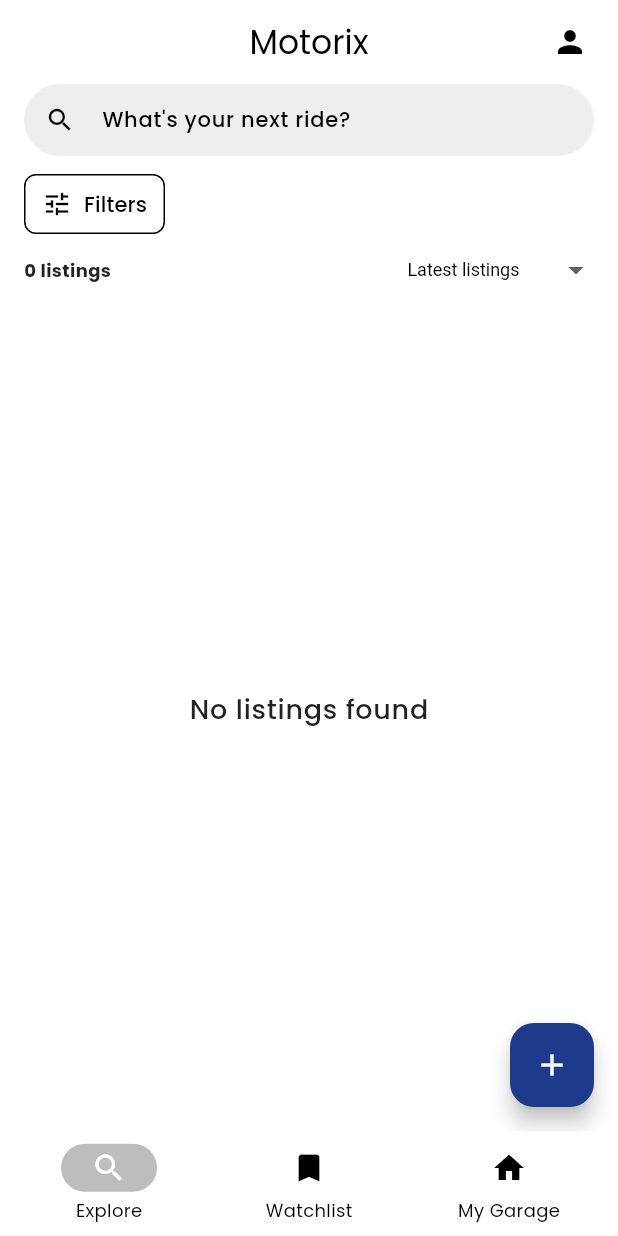
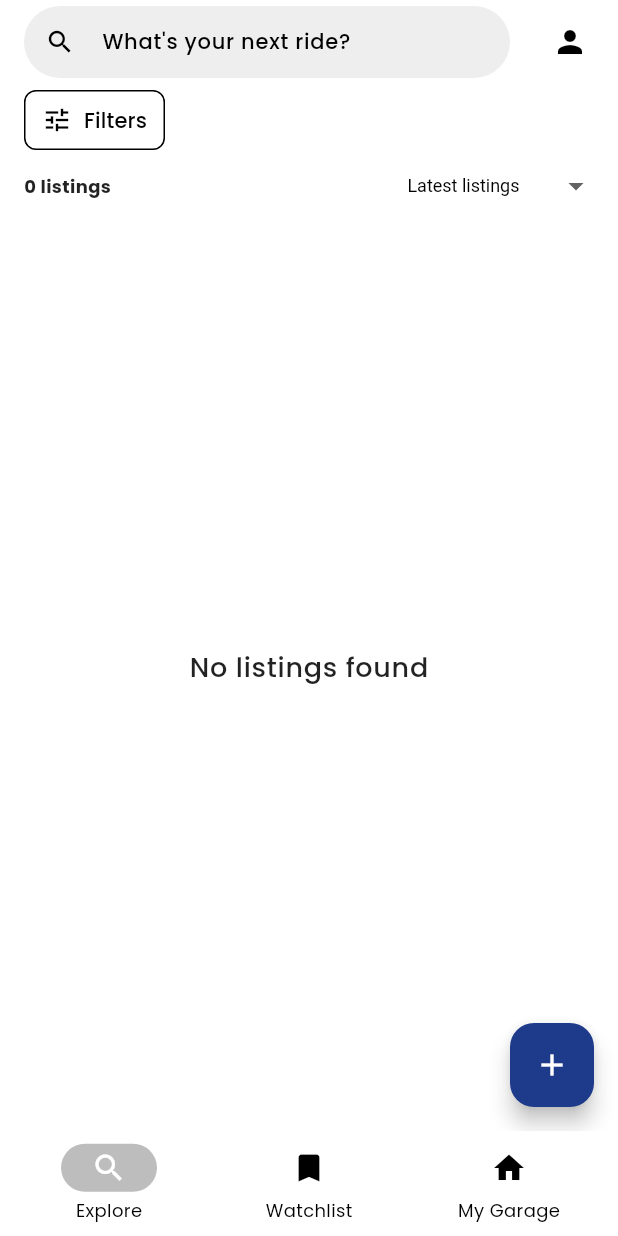
Before and after one commit to joengelena/aurae-beauty-app, a Flutter app: the screen it shows after launch, on a phone screen of 412 x 824 dp. Run offline on Flutter 3.47's test engine with Material 3 defaults, Android fonts, the phone set to English and light mode, and no system bars; our stand-ins replace flutter_secure_storage, go_router, image_picker, smooth_page_indicator; missing offline and left inert: fetch_client; accounts and stored records are empty; network calls fail.

Commit message:
Update the search bar to be in the app bar

```diff
--- a/lib/presentation/pages/listings_page.dart
+++ b/lib/presentation/pages/listings_page.dart
@@ -1,7 +1,7 @@
 import 'package:flutter/material.dart';
 import 'package:go_router/go_router.dart';
 import 'package:motorix_app/presentation/widgets/listing/infinite_grid.dart';
-import 'package:motorix_app/presentation/widgets/listing/search_and_filter_bar.dart';
+import 'package:motorix_app/presentation/widgets/listing/filters_and_sort_bar.dart';
 
 class ListingsPage extends StatelessWidget {
   const ListingsPage({super.key});
@@ -11,7 +11,10 @@ class ListingsPage extends StatelessWidget {
     return Stack(
       children: [
         Column(
-          children: [SearchAndFiltersBar(), Expanded(child: InfiniteGrid())],
+          children: [
+            const FiltersAndSortBar(),
+            const Expanded(child: InfiniteGrid()),
+          ],
         ),
         Positioned(
           right: 16,
@@ -19,7 +22,7 @@ class ListingsPage extends StatelessWidget {
           child: FloatingActionButton(
             onPressed: () => context.go('/listings/post'),
             backgroundColor: Theme.of(context).colorScheme.secondary,
-            child: Icon(Icons.add),
+            child: const Icon(Icons.add),
           ),
         ),
       ],
--- a/lib/presentation/widgets/listing/filter_bar.dart
+++ b/lib/presentation/widgets/listing/filter_bar.dart
@@ -4,7 +4,7 @@ import 'package:motorix_app/logic/listings_provider.dart';
 import 'package:provider/provider.dart';
 
 class FilterBar extends StatelessWidget {
-  final Map<String, String> filterNames = {
+  static const _filterNames = {
     'make': 'Make',
     'location': 'Location',
     'vehicle_condition': 'Condition',
@@ -15,7 +15,7 @@ class FilterBar extends StatelessWidget {
     'cylinders': 'Cylinders',
   };
 
-  FilterBar({super.key});
+  const FilterBar({super.key});
 
   Widget selectedFilter(
     BuildContext context,
@@ -36,7 +36,7 @@ class FilterBar extends StatelessWidget {
         backgroundColor: WidgetStateProperty.all(
           Theme.of(context).colorScheme.secondary,
         ),
-        padding: WidgetStateProperty.all(
+        padding: const WidgetStatePropertyAll(
           EdgeInsets.symmetric(horizontal: 12, vertical: 8),
         ),
       ),
@@ -44,8 +44,8 @@ class FilterBar extends StatelessWidget {
         mainAxisSize: MainAxisSize.min,
         children: [
           Text(filterValue),
-          SizedBox(width: 8),
-          Icon(Icons.close, size: 16),
+          const SizedBox(width: 8),
+          const Icon(Icons.close, size: 16),
         ],
       ),
     );
@@ -99,7 +99,7 @@ class FilterBar extends StatelessWidget {
                                 Expanded(
                                   flex: 2,
                                   child: Text(
-                                    filterNames[attributeOption.name] ??
+                                    _filterNames[attributeOption.name] ??
                                         attributeOption.name,
                                     style: TextStyle(
                                       fontSize: 16,
@@ -202,7 +202,7 @@ class FilterBar extends StatelessWidget {
 
     return SingleChildScrollView(
       scrollDirection: Axis.horizontal,
-      padding: EdgeInsets.symmetric(horizontal: 16),
+      padding: const EdgeInsets.symmetric(horizontal: 16),
       child: Row(
         spacing: 8,
         children: [
@@ -222,10 +222,10 @@ class FilterBar extends StatelessWidget {
             ),
             style: OutlinedButton.styleFrom(
               side: BorderSide(color: Theme.of(context).primaryColor),
-              shape: RoundedRectangleBorder(
-                borderRadius: BorderRadius.circular(8),
+              shape: const RoundedRectangleBorder(
+                borderRadius: BorderRadius.all(Radius.circular(8)),
               ),
-              padding: EdgeInsets.symmetric(horizontal: 12, vertical: 0),
+              padding: const EdgeInsets.symmetric(horizontal: 12, vertical: 0),
             ),
           ),
           ...[
--- /dev/null
+++ b/lib/presentation/widgets/listing/filters_and_sort_bar.dart
@@ -0,0 +1,34 @@
+import 'package:flutter/material.dart';
+import 'package:motorix_app/logic/listings_provider.dart';
+import 'package:motorix_app/presentation/widgets/listing/filter_bar.dart';
+import 'package:motorix_app/presentation/widgets/listing/listings_count_and_sort.dart';
+import 'package:provider/provider.dart';
+
+class FiltersAndSortBar extends StatefulWidget {
+  const FiltersAndSortBar({super.key});
+
+  @override
+  State<FiltersAndSortBar> createState() => _FiltersAndSortBarState();
+}
+
+class _FiltersAndSortBarState extends State<FiltersAndSortBar> {
+  @override
+  Widget build(BuildContext context) {
+    final listingsProvider = context.watch<ListingsProvider>();
+
+    return Column(
+      crossAxisAlignment: CrossAxisAlignment.start,
+      spacing: 8,
+      children: [
+        FilterBar(),
+        ListingsCountAndSort(
+          listingsProvider: listingsProvider,
+          onSortChanged: () {
+            setState(() {});
+            listingsProvider.getNewListings();
+          },
+        ),
+      ],
+    );
+  }
+}
--- /dev/null
+++ b/lib/presentation/widgets/listing/listing_search_field.dart
@@ -0,0 +1,33 @@
+import 'package:flutter/material.dart';
+import 'package:motorix_app/logic/listings_provider.dart';
+
+class ListingSearchField extends StatelessWidget {
+  final ListingsProvider listingsProvider;
+
+  const ListingSearchField({
+    super.key,
+    required this.listingsProvider,
+  });
+
+  @override
+  Widget build(BuildContext context) {
+    return TextField(
+      controller: listingsProvider.searchController,
+      textInputAction: TextInputAction.search,
+      onSubmitted: (_) => listingsProvider.getNewListings(),
+      style: const TextStyle(fontSize: 14),
+      decoration: InputDecoration(
+        hintText: "What's your next ride?",
+        prefixIcon: const Icon(Icons.search, size: 20),
+        filled: true,
+        fillColor: Colors.grey.shade200,
+        contentPadding: const EdgeInsets.symmetric(vertical: 0),
+        isDense: true,
+        border: OutlineInputBorder(
+          borderRadius: BorderRadius.circular(30),
+          borderSide: BorderSide.none,
+        ),
+      ),
+    );
+  }
+}
--- /dev/null
+++ b/lib/presentation/widgets/listing/listings_count_and_sort.dart
@@ -0,0 +1,50 @@
+import 'package:flutter/material.dart';
+import 'package:motorix_app/logic/listings_provider.dart';
+
+class ListingsCountAndSort extends StatelessWidget {
+  final ListingsProvider listingsProvider;
+  final VoidCallback onSortChanged;
+
+  const ListingsCountAndSort({
+    super.key,
+    required this.listingsProvider,
+    required this.onSortChanged,
+  });
+
+  @override
+  Widget build(BuildContext context) {
+    return Padding(
+      padding: const EdgeInsets.symmetric(horizontal: 16, vertical: 0),
+      child: Row(
+        mainAxisAlignment: MainAxisAlignment.spaceBetween,
+        children: [
+          Text(
+            "${listingsProvider.totalListings} listings",
+            style: const TextStyle(
+              fontWeight: FontWeight.bold,
+              fontSize: 12,
+            ),
+          ),
+          DropdownButton<String>(
+            value: listingsProvider.sortBy,
+            underline: const SizedBox(),
+            isDense: true,
+            style: const TextStyle(fontSize: 12, color: Colors.black),
+            items: listingsProvider.sortByOptions.entries
+                .map((entry) => DropdownMenuItem(
+                      value: entry.value,
+                      child: Text(entry.key),
+                    ))
+                .toList(),
+            onChanged: (value) {
+              if (value != null) {
+                listingsProvider.sortBy = value;
+                onSortChanged();
+              }
+            },
+          ),
+        ],
+      ),
+    );
+  }
+}
--- a/lib/presentation/widgets/listing/search_and_filter_bar.dart
+++ b/lib/presentation/widgets/listing/search_and_filter_bar.dart
@@ -19,31 +19,6 @@ class _SearchAndFiltersBarState extends State<SearchAndFiltersBar> {
       crossAxisAlignment: CrossAxisAlignment.start,
       spacing: 8,
       children: [
-        // Search Bar
-        Padding(
-          padding: EdgeInsets.symmetric(horizontal: 16),
-          child: TextField(
-            controller: listingProvider.searchController,
-            textInputAction: TextInputAction.search,
-            onSubmitted: (value) {
-              listingProvider.getNewListings();
-            },
-            style: TextStyle(fontSize: 14),
-            decoration: InputDecoration(
-              hintText: "What's your next ride?",
-              prefixIcon: Icon(Icons.search, size: 20),
-              filled: true,
-              fillColor: Colors.grey.shade200,
-              contentPadding: EdgeInsets.symmetric(vertical: 0),
-              isDense: true,
-              border: OutlineInputBorder(
-                borderRadius: BorderRadius.circular(30),
-                borderSide: BorderSide.none,
-              ),
-            ),
-          ),
-        ),
-
         FilterBar(),
 
         // Listings Count & Sort Dropdown
--- a/lib/presentation/widgets/scaffold/title_app_bar.dart
+++ b/lib/presentation/widgets/scaffold/title_app_bar.dart
@@ -1,10 +1,21 @@
 import 'package:flutter/material.dart';
 import 'package:go_router/go_router.dart';
 import 'package:motorix_app/logic/auth_provider.dart';
+import 'package:motorix_app/logic/listings_provider.dart';
+import 'package:motorix_app/presentation/widgets/listing/listing_search_field.dart';
 import 'package:provider/provider.dart';
 
 class TitleAppBar extends StatelessWidget implements PreferredSizeWidget {
   final String? currentRoute;
+
+  static const _mainRoutes = [
+    '/listings',
+    '/watchlist',
+    '/garage',
+    '/profile',
+    '/profile/signup',
+    '/profile/signin',
+  ];
 
   const TitleAppBar({super.key, this.currentRoute});
 
@@ -35,17 +46,10 @@ class TitleAppBar extends StatelessWidget implements PreferredSizeWidget {
 
   @override
   Widget build(BuildContext context) {
-    AuthProvider authProvider = context.watch<AuthProvider>();
-    final showBack =
-        ![
-          '/listings',
-          '/watchlist',
-          '/garage',
-          '/profile',
-          '/profile/signup',
-          '/profile/signin',
-        ].contains(currentRoute);
+    final authProvider = context.watch<AuthProvider>();
+    final showBack = !_mainRoutes.contains(currentRoute);
     final isProfilePage = currentRoute == '/profile';
+    final isListingsPage = currentRoute == '/listings';
 
     void onBack() {
       if (context.canPop()) {
@@ -61,21 +65,26 @@ class TitleAppBar extends StatelessWidget implements PreferredSizeWidget {
 
     return AppBar(
       leading: showBack ? BackButton(onPressed: () => onBack()) : null,
-      title: Text('Motorix'),
-      centerTitle: true,
+      title: isListingsPage
+          ? Consumer<ListingsProvider>(
+              builder: (context, listingsProvider, child) {
+                return ListingSearchField(listingsProvider: listingsProvider);
+              },
+            )
+          : const Text('Motorix'),
+      centerTitle: !isListingsPage,
       scrolledUnderElevation: 0,
       actions: [
         if (isProfilePage)
           PopupMenuButton<String>(
-            icon: Icon(Icons.more_vert),
+            icon: const Icon(Icons.more_vert),
             enabled: !authProvider.isLoading,
             onSelected: (value) {
               if (value == 'Sign out') {
                 _showSignOutDialog(context, authProvider);
               }
             },
-            itemBuilder:
-                (context) => [
+            itemBuilder: (context) => [
               PopupMenuItem(
                 value: 'Sign out',
                 enabled: !authProvider.isLoading,
@@ -101,7 +110,7 @@ class TitleAppBar extends StatelessWidget implements PreferredSizeWidget {
           Padding(
             padding: const EdgeInsets.only(right: 8.0),
             child: IconButton(
-              icon: Icon(Icons.person),
+              icon: const Icon(Icons.person),
               onPressed: () => context.go('/profile'),
             ),
           ),
```
Lines whose indentation alone changed are shown as unchanged.
